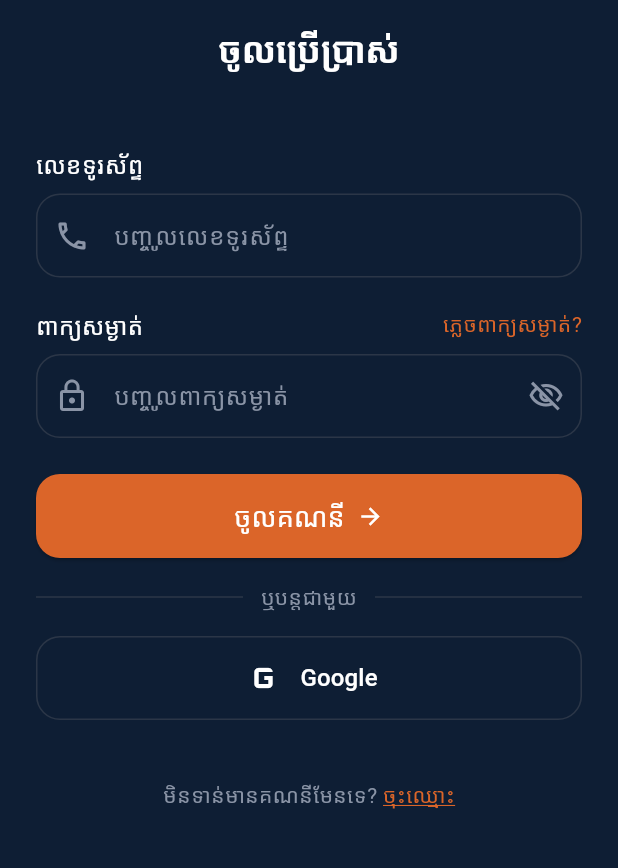
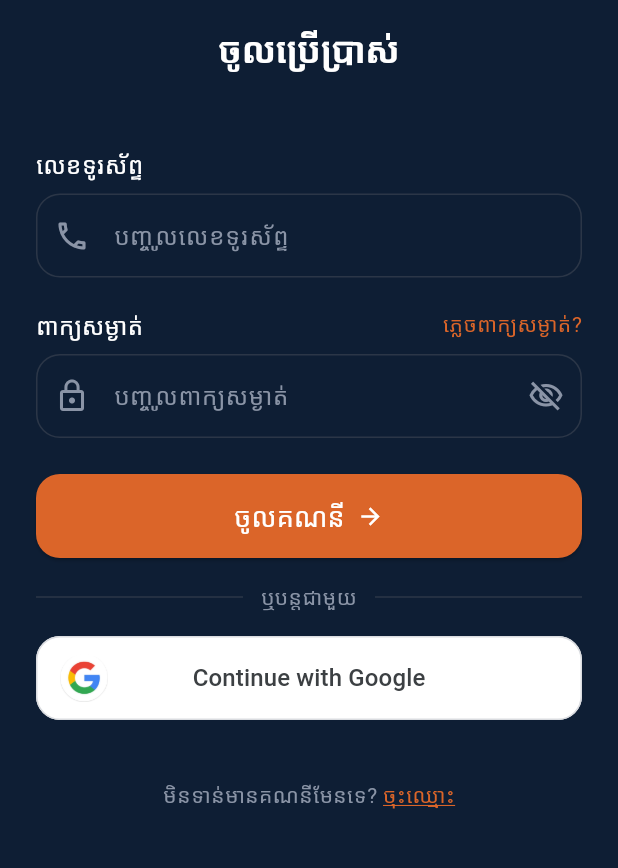
Before and after one commit to Rey-Sok/transport_system, a Flutter app: the screen it shows after launch, after a tap on "🇬🇧", after a tap on "Continue", on a phone screen of 412 x 824 dp, the part 309-1177 px from its top. Run offline on Flutter 3.47's test engine with Material 3 defaults, Android fonts, the phone set to English and light mode, and no system bars; Roboto replaces fonts that are missing (MiSans).

Commit message:
add login, register page1

```diff
--- a/transport_app/lib/feature/auth/screens/login.dart
+++ b/transport_app/lib/feature/auth/screens/login.dart
@@ -239,22 +239,33 @@ class _LoginPageState extends State<LoginPage> {
                       // TODO: Google sign in
                     },
                     style: OutlinedButton.styleFrom(
-                      side: const BorderSide(color: AppColors.cardLen),
+                      backgroundColor: Colors.white,
+                      side: const BorderSide(color: Color(0xFFDADCE0), width: 1),
                       shape: RoundedRectangleBorder(
                         borderRadius: BorderRadius.circular(16),
                       ),
+                      padding: const EdgeInsets.symmetric(horizontal: 16),
                     ),
-                    child: const Row(
-                      mainAxisAlignment: MainAxisAlignment.center,
+                    child: Stack(
+                      alignment: Alignment.center,
                       children: [
-                        // Replace with Image.asset('assets/icon/google.png')
-                        // if you have the Google logo
-                        Icon(Icons.g_mobiledata,
-                            color: Colors.white, size: 32),
-                        SizedBox(width: 8),
-                        Text(
-                          'Google',
-                          style: TextStyle(color: Colors.white, fontSize: 16),
+                        // Google logo on the left
+                        Align(
+                          alignment: Alignment.centerLeft,
+                          child: Image.asset(
+                            'assets/icon/google.png',
+                            width: 32,
+                            height: 32,
+                          ),
+                        ),
+                        // Centered text
+                        const Text(
+                          'Continue with Google',
+                          style: TextStyle(
+                            color: Color(0xFF3C4043),
+                            fontSize: 16,
+                            fontWeight: FontWeight.w500,
+                          ),
                         ),
                       ],
                     ),
```
Also changed, not shown: transport_app/lib/feature/auth/screens/register.dart (+109 -5 lines), transport_app/assets/icon/google.png (added).
